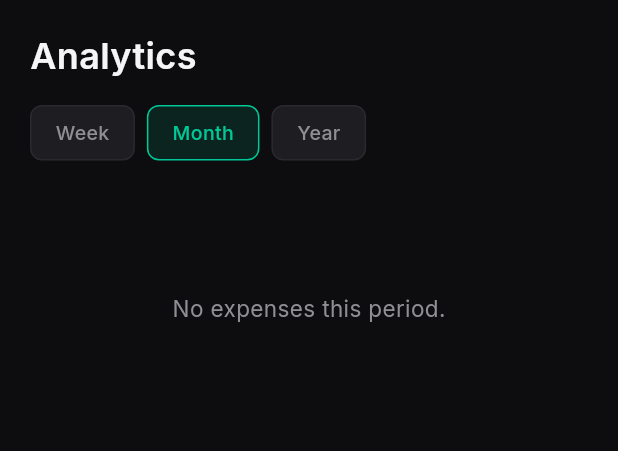
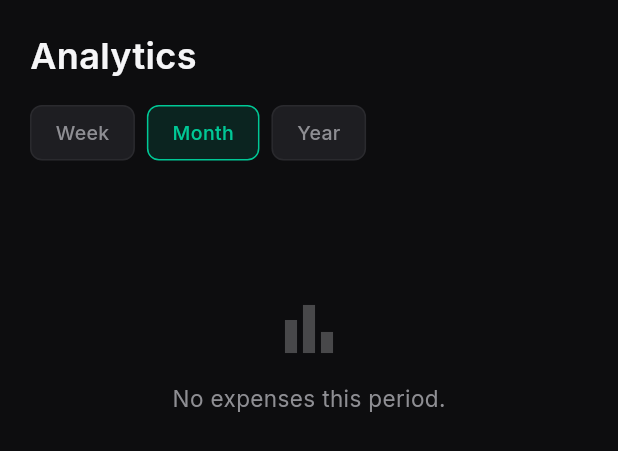
Before and after one commit to mirzamudabbir-dev/expense-intelligence, a Flutter app: the _AnalyticsBody widget shown alone on an empty page, opened directly with empty values, on a phone screen of 412 x 824 dp. Shown: the top 451 px of the screen. Run offline on Flutter 3.47's test engine with Material 3 defaults, Android fonts, the phone set to English and light mode, and no system bars; our stand-ins replace fl_chart, flutter_animate, flutter_riverpod, go_router, google_fonts, lucide_icons and 3 more; accounts and stored records are empty; network calls fail.

Commit message:
step 13: complete polish pass

```diff
--- a/app/lib/features/analytics/screens/analytics_screen.dart
+++ b/app/lib/features/analytics/screens/analytics_screen.dart
@@ -18,6 +18,7 @@ class AnalyticsScreen extends ConsumerWidget {
 
     return Scaffold(
       body: SafeArea(
+        bottom: false,
         child: analyticsAsync.when(
           loading: () => const Center(
             child: CircularProgressIndicator(color: AppColors.accent),
@@ -64,9 +65,21 @@ class _AnalyticsBody extends ConsumerWidget {
             Padding(
               padding: const EdgeInsets.symmetric(vertical: 64),
               child: Center(
-                child: Text(
-                  'No expenses this period.',
-                  style: AppTextStyles.body.copyWith(color: AppColors.textSecondary),
+                child: Column(
+                  mainAxisSize: MainAxisSize.min,
+                  children: [
+                    const Icon(
+                      Icons.bar_chart_outlined,
+                      size: 48,
+                      color: AppColors.textTertiary,
+                    ),
+                    const SizedBox(height: 12),
+                    Text(
+                      'No expenses this period.',
+                      style: AppTextStyles.body
+                          .copyWith(color: AppColors.textSecondary),
+                    ),
+                  ],
                 ),
               ),
             )
@@ -79,7 +92,7 @@ class _AnalyticsBody extends ConsumerWidget {
             const SizedBox(height: 24),
             _DailyTrend(trend: data.dailyTrend),
           ],
-          const SizedBox(height: 16),
+          const SizedBox(height: 80),
         ],
       ),
     );
@@ -308,6 +321,8 @@ class _MonthlyChart extends StatelessWidget {
                         );
                       }).toList(),
                     ),
+                    swapAnimationDuration: const Duration(milliseconds: 600),
+                    swapAnimationCurve: Curves.easeOutQuart,
                   ),
           ),
         ),
@@ -528,6 +543,8 @@ class _DailyTrend extends StatelessWidget {
                         ),
                       ],
                     ),
+                    duration: const Duration(milliseconds: 600),
+                    curve: Curves.easeOutQuart,
                   ),
           ),
         ),
```
Also changed, not shown: app/lib/features/expenses/screens/history_screen.dart (+15 -2 lines), app/lib/features/expenses/screens/home_screen.dart (+14 -1 lines), 1 other file.
